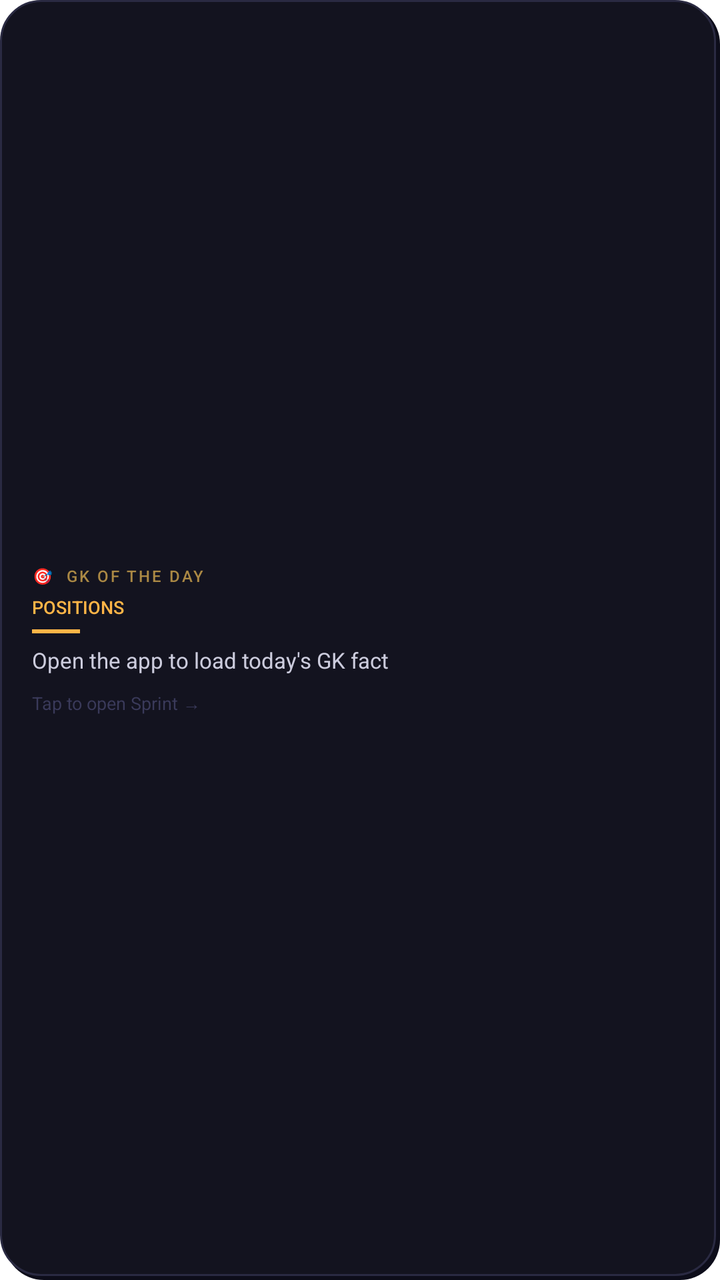
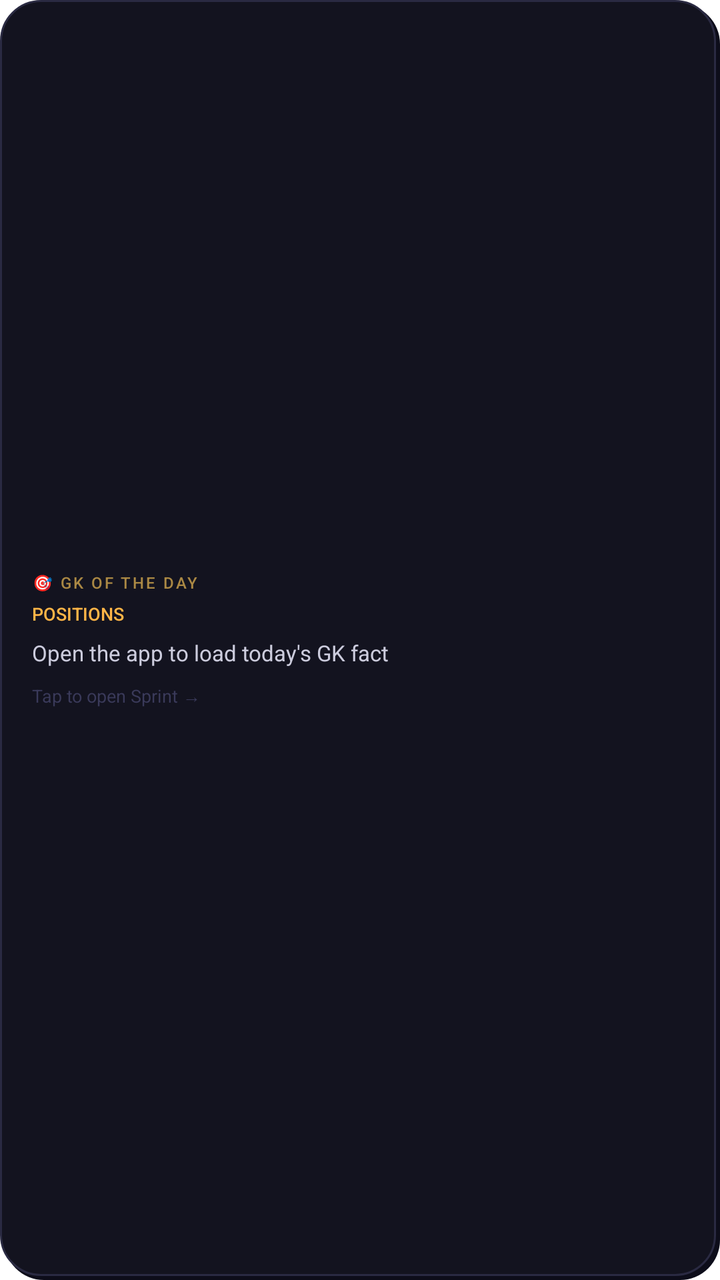

Two renders of the same Android screen: before a commit and after it. Below are the layout's source before the change and the commit's diff.
<!-- AndroidManifest.xml: fallback theme Theme.MaterialComponents.DayNight.NoActionBar -->
<!-- res/layout/gk_of_day_widget.xml -->
<?xml version="1.0" encoding="utf-8"?>
<LinearLayout xmlns:android="http://schemas.android.com/apk/res/android"
    android:layout_width="match_parent"
    android:layout_height="match_parent"
    android:orientation="vertical"
    android:paddingStart="16dp"
    android:paddingEnd="16dp"
    android:paddingTop="14dp"
    android:paddingBottom="14dp"
    android:gravity="center_vertical"
    android:background="@drawable/widget_background">

    <TextView
        android:layout_width="wrap_content"
        android:layout_height="wrap_content"
        android:text="🎯  GK OF THE DAY"
        android:textSize="8sp"
        android:textColor="#AA8844"
        android:letterSpacing="0.12"
        android:fontFamily="sans-serif-medium" />

    <TextView
        android:id="@+id/gk_widget_category"
        android:layout_width="wrap_content"
        android:layout_height="wrap_content"
        android:layout_marginTop="4dp"
        android:text="POSITIONS"
        android:textSize="9sp"
        android:textColor="#FFB547"
        android:fontFamily="sans-serif-medium" />

    <View
        android:layout_width="24dp"
        android:layout_height="2dp"
        android:layout_marginTop="5dp"
        android:background="#FFB547" />

    <TextView
        android:id="@+id/gk_widget_fact"
        android:layout_width="match_parent"
        android:layout_height="wrap_content"
        android:layout_marginTop="6dp"
        android:text="Open the app to load today's GK fact"
        android:textSize="11sp"
        android:textColor="#CCCCDD"
        android:maxLines="3"
        android:ellipsize="end"
        android:lineSpacingMultiplier="1.3"
        android:fontFamily="sans-serif" />

    <TextView
        android:layout_width="wrap_content"
        android:layout_height="wrap_content"
        android:layout_marginTop="8dp"
        android:text="Tap to open Sprint →"
        android:textSize="9sp"
        android:textColor="#3A3A5A"
        android:fontFamily="sans-serif" />

</LinearLayout>
<!-- resources referenced by this layout -->
<resources>
  <!-- drawable widget_background (drawable) -->
  <?xml version="1.0" encoding="utf-8"?>
  <layer-list xmlns:android="http://schemas.android.com/apk/res/android">
      
      <item
          android:left="2dp"
          android:top="2dp">
          <shape android:shape="rectangle">
              <solid android:color="#0D0D1A" />
              <corners android:radius="20dp" />
          </shape>
      </item>
      
      <item
          android:bottom="2dp"
          android:right="2dp">
          <shape android:shape="rectangle">
              <solid android:color="#13131F" />
              <corners android:radius="20dp" />
              <stroke
                  android:width="1dp"
                  android:color="#2A2A42" />
          </shape>
      </item>
  </layer-list>
</resources>

<!-- the commit's change to res/layout/gk_of_day_widget.xml (unified diff, before → after) -->
@@ -3,17 +3,14 @@
     android:layout_width="match_parent"
     android:layout_height="match_parent"
     android:orientation="vertical"
-    android:paddingStart="16dp"
-    android:paddingEnd="16dp"
-    android:paddingTop="14dp"
-    android:paddingBottom="14dp"
+    android:padding="16dp"
     android:gravity="center_vertical"
     android:background="@drawable/widget_background">
 
     <TextView
         android:layout_width="wrap_content"
         android:layout_height="wrap_content"
-        android:text="🎯  GK OF THE DAY"
+        android:text="🎯 GK OF THE DAY"
         android:textSize="8sp"
         android:textColor="#AA8844"
         android:letterSpacing="0.12"
@@ -29,12 +26,6 @@
         android:textColor="#FFB547"
         android:fontFamily="sans-serif-medium" />
 
-    <View
-        android:layout_width="24dp"
-        android:layout_height="2dp"
-        android:layout_marginTop="5dp"
-        android:background="#FFB547" />
-
     <TextView
         android:id="@+id/gk_widget_fact"
         android:layout_width="match_parent"
@@ -43,7 +34,7 @@
         android:text="Open the app to load today's GK fact"
         android:textSize="11sp"
         android:textColor="#CCCCDD"
-        android:maxLines="3"
+        android:maxLines="6"
         android:ellipsize="end"
         android:lineSpacingMultiplier="1.3"
         android:fontFamily="sans-serif" />
